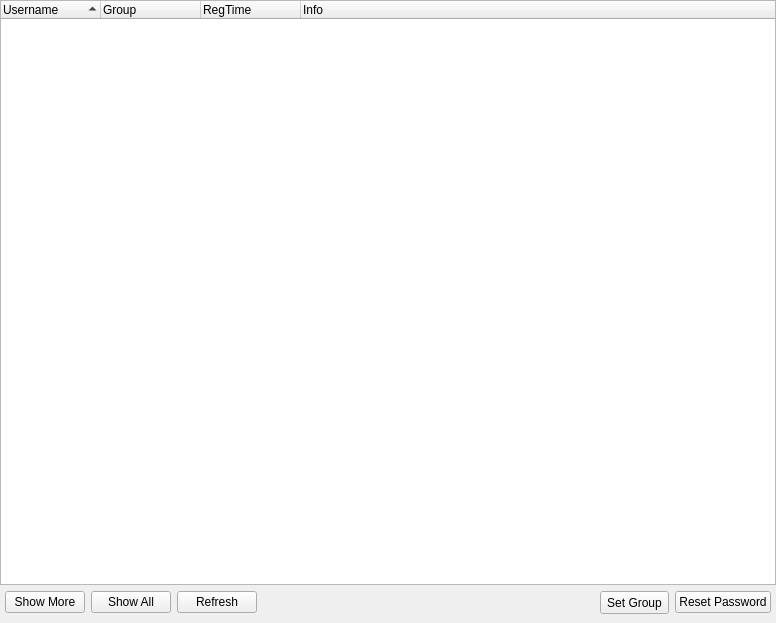
Old version of the form BaseClient/Source/ManageUserWidget.ui in the repository WorksAhead/Base.
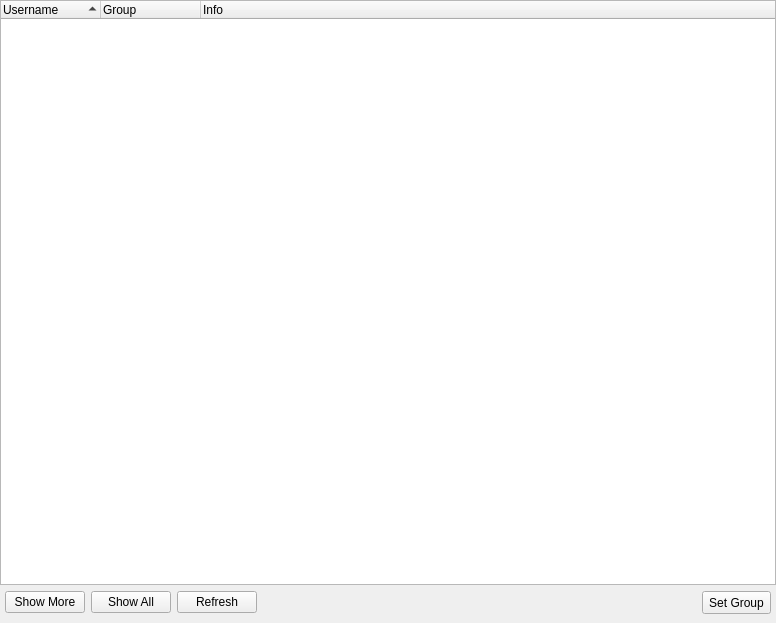
New version of the form.

Commit message: 改为 cyou 账号登录，去掉 sign up 和 reset password 等不再需要的功能。

```diff
--- a/BaseClient/Source/ManageUserWidget.ui
+++ b/BaseClient/Source/ManageUserWidget.ui
@@ -53,11 +53,6 @@
        <string>Group</string>
       </property>
      </column>
-     <column>
-      <property name="text">
-       <string>RegTime</string>
-      </property>
-     </column>
      <column>
       <property name="text">
        <string>Info</string>
@@ -126,13 +121,6 @@
        </property>
       </widget>
      </item>
-     <item>
-      <widget class="QPushButton" name="resetPasswordButton">
-       <property name="text">
-        <string>Reset Password</string>
-       </property>
-      </widget>
-     </item>
     </layout>
    </item>
   </layout>
```
Left out of the diff: 1 changed line with no effect on the pictures. The commit also changes 25 other files.
